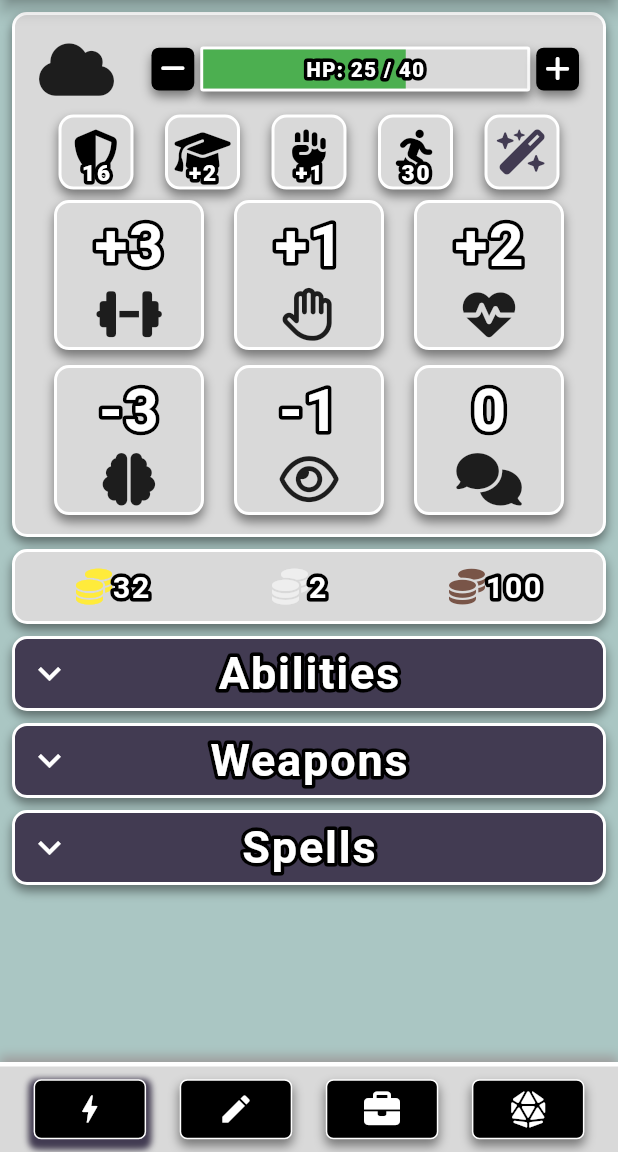
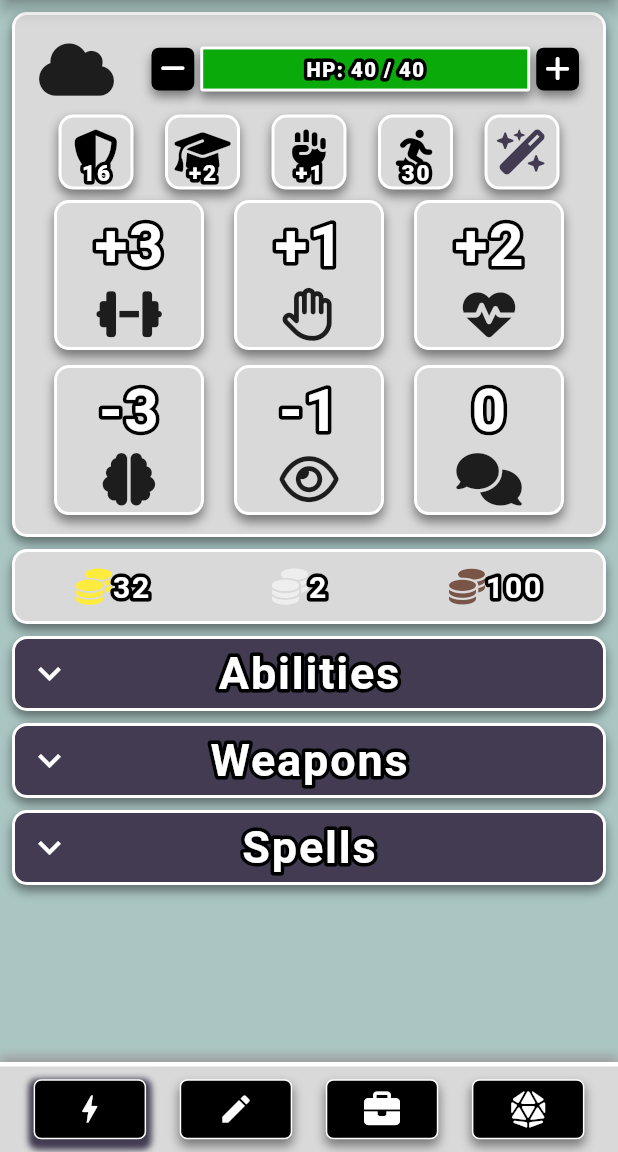
Before and after one commit to dompetriella/Player-Watchtower, a Flutter app: the screen it shows after launch, on a phone screen of 412 x 824 dp, the part 84-1236 px from its top. Run offline on Flutter 3.47's test engine with Material 2 defaults, Android fonts, the phone set to English and light mode, and no system bars; drawn by our look-alikes of bordered_text; our stand-ins replace flutter_riverpod, font_awesome_flutter, hexcolor.

Commit message:
literally just health bar

```diff
--- a/lib/pages/QuickSelect/components/base_card.dart
+++ b/lib/pages/QuickSelect/components/base_card.dart
@@ -36,8 +36,8 @@ class BaseCard extends ConsumerWidget {
                   ),
                   HealthBarWithButtons(
                     healthbarWidth: 220,
+                    current: 40,
                     total: 40,
-                    current: 25,
                   ),
                 ],
               ),
@@ -133,6 +133,12 @@ class HealthBarWithButtons extends StatelessWidget {
 
   @override
   Widget build(BuildContext context) {
+    Color percentageToHsl(double percent, int hue0, int hue1) {
+      double returnHue = ((percent * (hue1 - hue0)) + hue0);
+      double saturation = percent > 0.75 ? .55 - (.05 * (percent * 4)) : .42;
+      return HSLColor.fromAHSL(1, returnHue, .9, saturation).toColor();
+    }
+
     return Container(
       child: Row(
         crossAxisAlignment: CrossAxisAlignment.center,
@@ -150,6 +156,7 @@ class HealthBarWithButtons extends StatelessWidget {
               current: current,
               width: healthbarWidth,
               isHp: true,
+              color: percentageToHsl(current / total, 0, 120),
             ),
           ),
           MultiButton(
```
